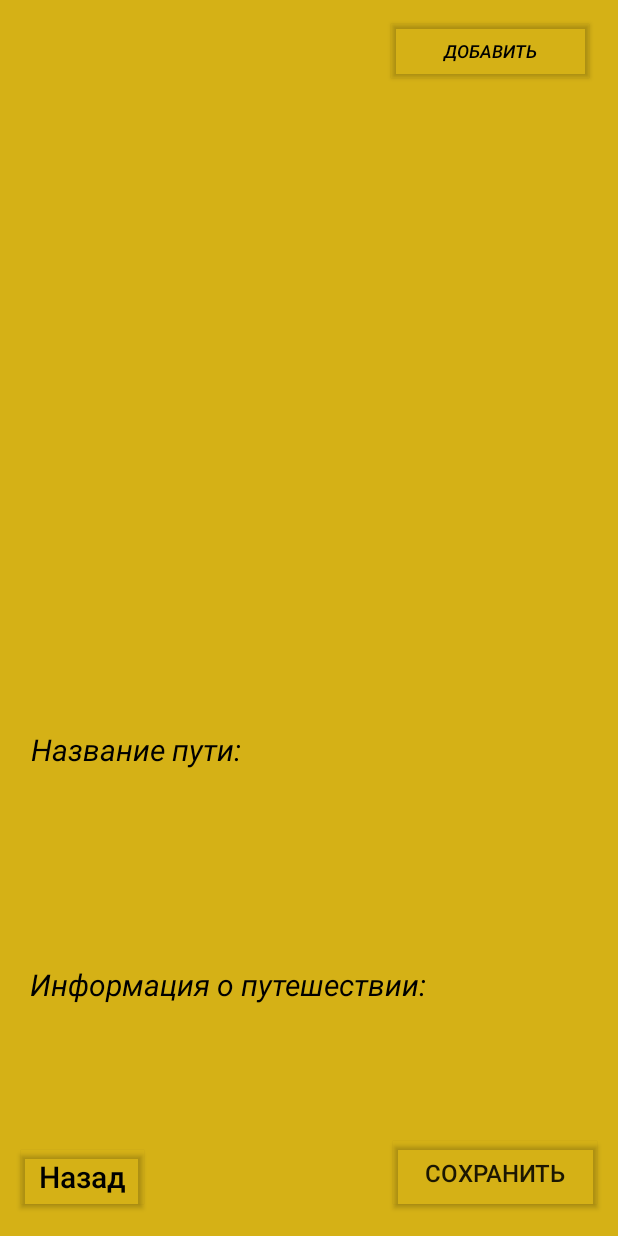
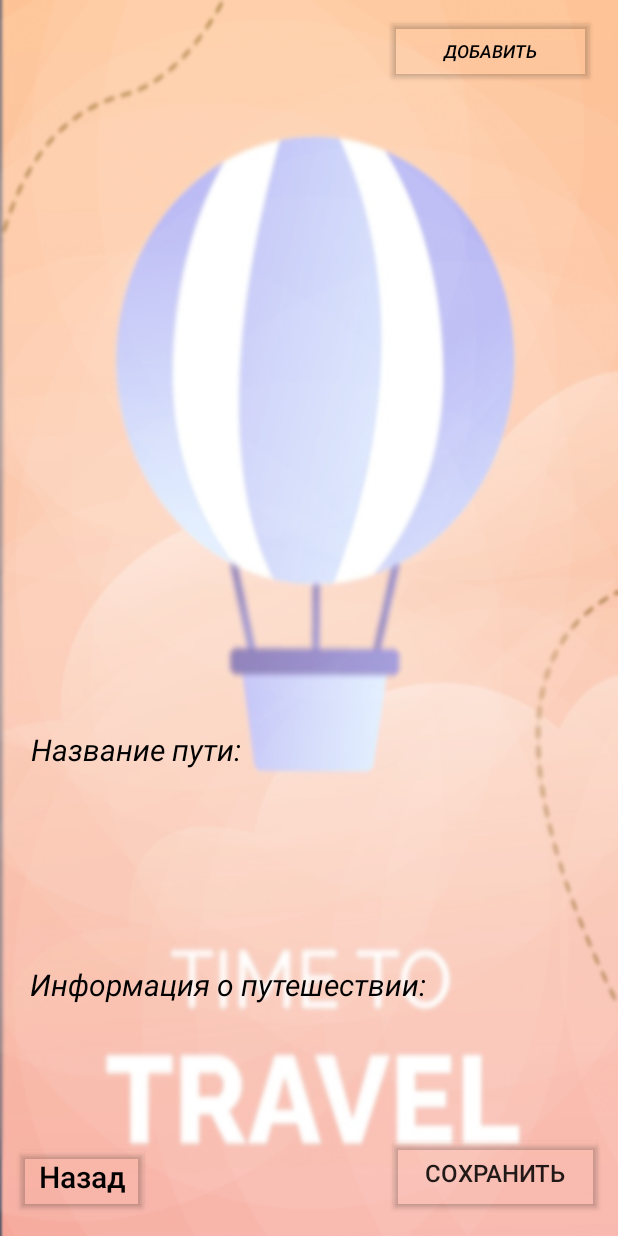
Before and after one commit to l-Mel-l/TravelAnd, an Android app: the screen it shows after launch (MainActivity), after a tap on "ДОБАВИТЬ", on a phone screen of 412 x 824 dp. Run offline under Robolectric (Android 15) with nearby library versions, the phone set to English and light mode, and no system bars.

Commit message:
работает

```diff
--- /dev/null
+++ b/app/src/main/java/com/example/traveland/BlankFragment.java
@@ -0,0 +1,64 @@
+package com.example.traveland;
+
+import android.os.Bundle;
+
+import androidx.fragment.app.Fragment;
+
+import android.view.LayoutInflater;
+import android.view.View;
+import android.view.ViewGroup;
+
+/**
+ * A simple {@link Fragment} subclass.
+ * Use the {@link BlankFragment#newInstance} factory method to
+ * create an instance of this fragment.
+ */
+public class BlankFragment extends Fragment {
+
+    // TODO: Rename parameter arguments, choose names that match
+    // the fragment initialization parameters, e.g. ARG_ITEM_NUMBER
+    private static final String ARG_PARAM1 = "param1";
+    private static final String ARG_PARAM2 = "param2";
+
+    // TODO: Rename and change types of parameters
+    private String mParam1;
+    private String mParam2;
+
+    public BlankFragment() {
+        // Required empty public constructor
+    }
+
+    /**
+     * Use this factory method to create a new instance of
+     * this fragment using the provided parameters.
+     *
+     * @param param1 Parameter 1.
+     * @param param2 Parameter 2.
+     * @return A new instance of fragment BlankFragment.
+     */
+    // TODO: Rename and change types and number of parameters
+    public static BlankFragment newInstance(String param1, String param2) {
+        BlankFragment fragment = new BlankFragment();
+        Bundle args = new Bundle();
+        args.putString(ARG_PARAM1, param1);
+        args.putString(ARG_PARAM2, param2);
+        fragment.setArguments(args);
+        return fragment;
+    }
+
+    @Override
+    public void onCreate(Bundle savedInstanceState) {
+        super.onCreate(savedInstanceState);
+        if (getArguments() != null) {
+            mParam1 = getArguments().getString(ARG_PARAM1);
+            mParam2 = getArguments().getString(ARG_PARAM2);
+        }
+    }
+
+    @Override
+    public View onCreateView(LayoutInflater inflater, ViewGroup container,
+                             Bundle savedInstanceState) {
+        // Inflate the layout for this fragment
+        return inflater.inflate(R.layout.fragment_blank, container, false);
+    }
+}
--- a/app/src/main/java/com/example/traveland/MainActivity.java
+++ b/app/src/main/java/com/example/traveland/MainActivity.java
@@ -48,34 +48,8 @@
     // Метод для показа фрагмента редактирования заметки
     public void showNoteEditFragment(int noteId, String theme, String note) {
         FragmentTransaction transaction = fragmentManager.beginTransaction();
-        Bundle args = new Bundle();
-        args.putInt("noteId", noteId);
-        args.putString("theme", theme);
-        args.putString("note", note);
-
-        // Проверяем, есть ли уже существующий NoteEditFragment
-        NoteEditFragment existingFragment = (NoteEditFragment) fragmentManager.findFragmentByTag(NoteEditFragment.class.getSimpleName());
-
-        if (existingFragment == null) {
-            // Если фрагмент не существует, создаем новый
-            noteEditFragment.setArguments(args);
-            transaction.addToBackStack(null);
-            transaction.replace(R.id.detailFragment, noteEditFragment, NoteEditFragment.class.getSimpleName());
-        } else {
-            // Если фрагмент существует, обновляем его данные
-            if (fragmentManager.findFragmentByTag("NoteEditFragment").isHidden()) {
-                // Отображаем скрытый NoteEditFragment и обновляем данные в нём
-                existingFragment.updateData(noteId, theme, note);
-                fragmentManager.beginTransaction()
-                        .show(fragmentManager.findFragmentByTag("NoteEditFragment"))
-                        .commit();
-            } else {
-                super.onBackPressed();
-            }
+        getSupportFragmentManager().beginTransaction().replace(R.id.detailFragment, NoteEditFragment.newInstance(noteId, theme, note)).commit();
         }
-
-        transaction.commit();
-    }
 
     // Обработка результата из фрагмента редактирования заметки
     public void onNoteEditResult(int position, String title, String content) {
--- a/app/src/main/java/com/example/traveland/NoteEditFragment.java
+++ b/app/src/main/java/com/example/traveland/NoteEditFragment.java
@@ -25,6 +25,16 @@
         // Обязательный пустой конструктор
     }
 
+    public static NoteEditFragment newInstance(int noteId, String name, String text) {
+        NoteEditFragment fragment = new NoteEditFragment();
+        Bundle args = new Bundle();
+        args.putInt("noteId", noteId);
+        args.putString("name", name);
+        args.putString("text", text);
+        fragment.setArguments(args);
+        return fragment;
+    }
+
     @Override
     public View onCreateView(LayoutInflater inflater, ViewGroup container,
                              Bundle savedInstanceState) {
@@ -38,8 +48,8 @@
 
         if (args != null) {
             noteId = args.getInt("noteId");
-            theme = args.getString("theme");
-            noteContent = args.getString("note");
+            theme = args.getString("name");
+            noteContent = args.getString("text");
         }
 
         // Update data in EditText fields
@@ -67,15 +77,7 @@
         });
 
 
-        backbutton.setOnClickListener(new View.OnClickListener() {
-            @Override
-            public void onClick(View view) {
-                // Закрываем текущий фрагмент
-                if (getActivity() != null) {
-                    getActivity().getSupportFragmentManager().beginTransaction().hide(NoteEditFragment.this).commit();
-                }
-            }
-        });
+        backbutton.setOnClickListener(view1 -> getActivity().getSupportFragmentManager().beginTransaction().replace(R.id.detailFragment, new BlankFragment()).commit());
 
         return view;
     }
@@ -98,7 +100,6 @@
         this.noteId = noteId;
         this.theme = theme;
         this.noteContent = note;
-        System.out.println(noteId+theme+note);
         titleEditText.setText(theme);
         contentEditText.setText(note);
     }
--- a/app/src/main/java/com/example/traveland/NotesListFragment.java
+++ b/app/src/main/java/com/example/traveland/NotesListFragment.java
@@ -20,7 +20,6 @@
     private ListView listView;
 
     public NotesListFragment() {
-        // Обязательный пустой конструктор
     }
 
     @Override
--- a/app/src/main/res/layout-sw600dp/activity_main.xml
+++ b/app/src/main/res/layout-sw600dp/activity_main.xml
@@ -4,7 +4,7 @@
     xmlns:app="http://schemas.android.com/apk/res-auto"
     android:layout_width="match_parent"
     android:layout_height="match_parent"
-    android:background="#D5B116"
+    android:background="@drawable/sec"
     android:orientation="horizontal">
 
     <androidx.fragment.app.FragmentContainerView
@@ -23,7 +23,7 @@
         android:id="@+id/detailFragment"
         android:layout_width="0dp"
         android:layout_height="match_parent"
-        android:name="com.example.traveland.NoteEditFragment"
+        android:name="com.example.traveland.BlankFragment"
         app:layout_constraintStart_toEndOf="@id/listFragment"
         app:layout_constraintTop_toTopOf="parent"
         app:layout_constraintBottom_toBottomOf="parent"
--- a/app/src/main/res/layout/activity_main.xml
+++ b/app/src/main/res/layout/activity_main.xml
@@ -3,7 +3,7 @@
     xmlns:android="http://schemas.android.com/apk/res/android"
     xmlns:app="http://schemas.android.com/apk/res-auto"
     android:layout_width="match_parent"
-    android:background="#D5B116"
+    android:background="@drawable/sec"
     android:layout_height="match_parent" >
 
     <androidx.fragment.app.FragmentContainerView
@@ -20,7 +20,7 @@
         android:id="@+id/detailFragment"
         android:layout_width="0dp"
         android:layout_height="0dp"
-        android:name="com.example.traveland.NoteEditFragment"
+        android:name="com.example.traveland.BlankFragment"
         app:layout_constraintLeft_toLeftOf="parent"
         app:layout_constraintTop_toBottomOf="@id/listFragment"
         app:layout_constraintBottom_toBottomOf="parent"
--- a/app/src/main/res/layout/fragment_note_edit.xml
+++ b/app/src/main/res/layout/fragment_note_edit.xml
@@ -1,11 +1,10 @@
 <?xml version="1.0" encoding="utf-8"?>
-<androidx.constraintlayout.widget.ConstraintLayout
-    xmlns:android="http://schemas.android.com/apk/res/android"
+<androidx.constraintlayout.widget.ConstraintLayout xmlns:android="http://schemas.android.com/apk/res/android"
     xmlns:app="http://schemas.android.com/apk/res-auto"
     xmlns:tools="http://schemas.android.com/tools"
     android:layout_width="match_parent"
     android:layout_height="match_parent"
-    android:background="#00C0C0C0"
+    android:background="#00FBE89E"
     android:orientation="vertical">
 
     <EditText
--- a/app/src/main/res/layout/fragment_notes_list.xml
+++ b/app/src/main/res/layout/fragment_notes_list.xml
@@ -4,7 +4,7 @@
     xmlns:tools="http://schemas.android.com/tools"
     android:layout_width="match_parent"
     android:layout_height="match_parent"
-    android:background="#00C0C0C0">
+    android:background="#00FBE89E">
 
     <ListView
         android:id="@+id/listView"
```
Also changed, not shown: app/src/main/res/layout/fragment_blank.xml (added, +8 -0 lines).
